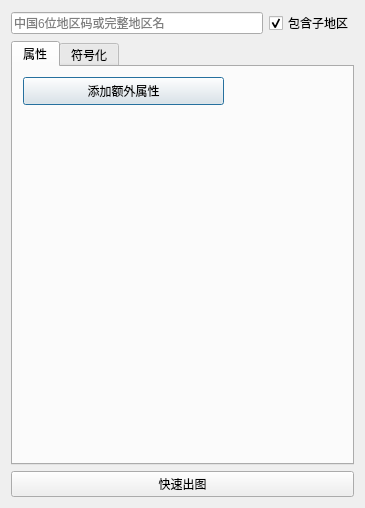
First picture: the form in quick_mapping_dialog_base.ui, repository DeadPoetSpoon/QuickMapping, before the edit.
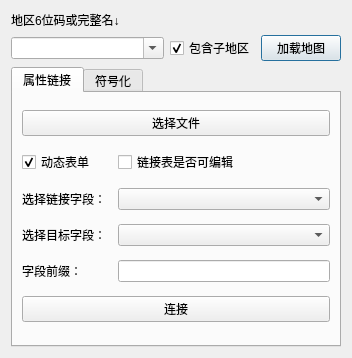
Second picture: the form after the edit.

Commit message: 完成属性表连接

Diff of the .ui file:
```diff
--- a/quick_mapping_dialog_base.ui
+++ b/quick_mapping_dialog_base.ui
@@ -6,36 +6,116 @@
    <rect>
     <x>0</x>
     <y>0</y>
-    <width>365</width>
-    <height>508</height>
+    <width>352</width>
+    <height>358</height>
    </rect>
   </property>
   <property name="windowTitle">
    <string>快速制图</string>
   </property>
   <layout class="QGridLayout" name="gridLayout">
+   <item row="1" column="2">
+    <widget class="QCheckBox" name="cb_include">
+     <property name="text">
+      <string>包含子地区</string>
+     </property>
+     <property name="checked">
+      <bool>true</bool>
+     </property>
+    </widget>
+   </item>
+   <item row="1" column="3">
+    <widget class="QPushButton" name="pb_loadmap">
+     <property name="text">
+      <string>加载地图</string>
+     </property>
+     <property name="checkable">
+      <bool>false</bool>
+     </property>
+    </widget>
+   </item>
    <item row="1" column="0" colspan="2">
+    <widget class="QComboBox" name="cbb_search">
+     <property name="editable">
+      <bool>true</bool>
+     </property>
+    </widget>
+   </item>
+   <item row="2" column="0" colspan="4">
     <widget class="QTabWidget" name="tabWidget">
      <property name="currentIndex">
       <number>0</number>
      </property>
      <widget class="QWidget" name="attr">
       <attribute name="title">
-       <string>属性</string>
+       <string>属性链接</string>
       </attribute>
-      <widget class="QPushButton" name="pb_addAttr">
-       <property name="geometry">
-        <rect>
-         <x>10</x>
-         <y>10</y>
-         <width>201</width>
-         <height>28</height>
-        </rect>
-       </property>
-       <property name="text">
-        <string>添加额外属性</string>
-       </property>
-      </widget>
+      <layout class="QGridLayout" name="gridLayout_2">
+       <item row="4" column="2">
+        <widget class="QComboBox" name="cbb_targetfield"/>
+       </item>
+       <item row="3" column="0">
+        <widget class="QLabel" name="l_joinlayerField">
+         <property name="text">
+          <string>选择链接字段：</string>
+         </property>
+        </widget>
+       </item>
+       <item row="5" column="2">
+        <widget class="QLineEdit" name="le_pre"/>
+       </item>
+       <item row="4" column="0">
+        <widget class="QLabel" name="label_2">
+         <property name="text">
+          <string>选择目标字段：</string>
+         </property>
+        </widget>
+       </item>
+       <item row="0" column="0" colspan="3">
+        <widget class="QPushButton" name="pb_join">
+         <property name="text">
+          <string>选择文件</string>
+         </property>
+        </widget>
+       </item>
+       <item row="3" column="2">
+        <widget class="QComboBox" name="cbb_joinfield"/>
+       </item>
+       <item row="1" column="0">
+        <widget class="QCheckBox" name="cb_dynamic">
+         <property name="text">
+          <string>动态表单</string>
+         </property>
+         <property name="checked">
+          <bool>true</bool>
+         </property>
+        </widget>
+       </item>
+       <item row="5" column="0">
+        <widget class="QLabel" name="label">
+         <property name="text">
+          <string>字段前缀：</string>
+         </property>
+        </widget>
+       </item>
+       <item row="1" column="2">
+        <widget class="QCheckBox" name="cb_editable">
+         <property name="text">
+          <string>链接表是否可编辑</string>
+         </property>
+         <property name="checked">
+          <bool>false</bool>
+         </property>
+        </widget>
+       </item>
+       <item row="6" column="0" colspan="3">
+        <widget class="QPushButton" name="pb_joinattr">
+         <property name="text">
+          <string>连接</string>
+         </property>
+        </widget>
+       </item>
+      </layout>
      </widget>
      <widget class="QWidget" name="symbol">
       <attribute name="title">
@@ -45,32 +125,9 @@
     </widget>
    </item>
    <item row="0" column="0">
-    <widget class="QLineEdit" name="le_search">
-     <property name="inputMask">
-      <string/>
-     </property>
-     <property name="placeholderText">
-      <string>中国6位地区码或完整地区名</string>
-     </property>
-    </widget>
-   </item>
-   <item row="0" column="1">
-    <widget class="QCheckBox" name="cb_include">
+    <widget class="QLabel" name="label_3">
      <property name="text">
-      <string>包含子地区</string>
-     </property>
-     <property name="checked">
-      <bool>true</bool>
-     </property>
-    </widget>
-   </item>
-   <item row="2" column="0" colspan="2">
-    <widget class="QPushButton" name="pb_loadmap">
-     <property name="text">
-      <string>快速出图</string>
-     </property>
-     <property name="checkable">
-      <bool>false</bool>
+      <string>地区6位码或完整名↓</string>
      </property>
     </widget>
    </item>
```
The commit also changes 5 other files.
